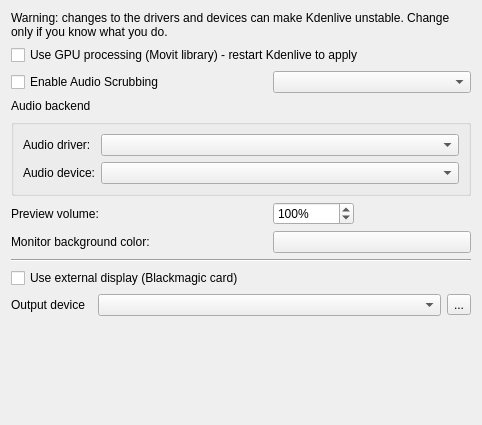
The window that src/ui/configsdl_ui.ui (KDE/kdenlive) describes before a commit, drawn with Qt 5.
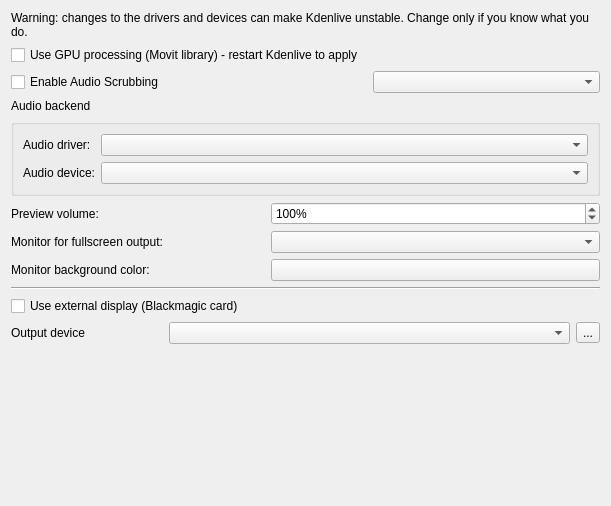
The same window after the commit. Custom widgets are drawn as their Qt base class.

Commit message: Kdenlive display settings: allow to define on which physical monitor the fullscreen monitor view will show up

```diff
--- a/src/ui/configsdl_ui.ui
+++ b/src/ui/configsdl_ui.ui
@@ -6,8 +6,8 @@
    <rect>
     <x>0</x>
     <y>0</y>
-    <width>482</width>
-    <height>425</height>
+    <width>611</width>
+    <height>506</height>
    </rect>
   </property>
   <layout class="QGridLayout" name="gridLayout_2">
@@ -21,27 +21,6 @@
      </property>
     </widget>
    </item>
-   <item row="1" column="0" colspan="6">
-    <widget class="QCheckBox" name="kcfg_gpu_accel">
-     <property name="text">
-      <string>Use GPU processing (Movit library) - restart Kdenlive to apply</string>
-     </property>
-    </widget>
-   </item>
-    <item row="2" column="0" colspan="6">
-     <widget class="QCheckBox" name="kcfg_audio_scrub">
-      <property name="text">
-       <string>Enable Audio Scrubbing</string>
-     </property>
-    </widget>
-   </item>
-   <item row="3" column="0" colspan="2">
-    <widget class="QLabel" name="label_4">
-     <property name="text">
-      <string>Audio backend</string>
-     </property>
-    </widget>
-   </item>
    <item row="4" column="0" colspan="6">
     <widget class="QGroupBox" name="group_sdl">
      <property name="title">
@@ -83,6 +62,47 @@
      </layout>
     </widget>
    </item>
+   <item row="6" column="0">
+    <widget class="QLabel" name="label_6">
+     <property name="text">
+      <string>Monitor for fullscreen output:</string>
+     </property>
+    </widget>
+   </item>
+   <item row="8" column="0" colspan="6">
+    <widget class="Line" name="line">
+     <property name="orientation">
+      <enum>Qt::Horizontal</enum>
+     </property>
+    </widget>
+   </item>
+   <item row="10" column="0">
+    <widget class="QLabel" name="label_5">
+     <property name="text">
+      <string>Output device</string>
+     </property>
+    </widget>
+   </item>
+   <item row="6" column="2" colspan="4">
+    <widget class="QComboBox" name="fullscreen_monitor"/>
+   </item>
+   <item row="3" column="0" colspan="2">
+    <widget class="QLabel" name="label_4">
+     <property name="text">
+      <string>Audio backend</string>
+     </property>
+    </widget>
+   </item>
+   <item row="2" column="3" colspan="3">
+    <widget class="QComboBox" name="kcfg_audio_backend"/>
+   </item>
+   <item row="1" column="0" colspan="6">
+    <widget class="QCheckBox" name="kcfg_gpu_accel">
+     <property name="text">
+      <string>Use GPU processing (Movit library) - restart Kdenlive to apply</string>
+     </property>
+    </widget>
+   </item>
    <item row="5" column="0" colspan="2">
     <widget class="QLabel" name="label_3">
      <property name="text">
@@ -90,7 +110,61 @@
      </property>
     </widget>
    </item>
-   <item row="5" column="3">
+   <item row="10" column="5">
+    <widget class="QToolButton" name="reload_blackmagic">
+     <property name="text">
+      <string>...</string>
+     </property>
+    </widget>
+   </item>
+   <item row="11" column="4">
+    <spacer name="verticalSpacer">
+     <property name="orientation">
+      <enum>Qt::Vertical</enum>
+     </property>
+     <property name="sizeHint" stdset="0">
+      <size>
+       <width>20</width>
+       <height>0</height>
+      </size>
+     </property>
+    </spacer>
+   </item>
+   <item row="2" column="0" colspan="6">
+    <widget class="QCheckBox" name="kcfg_audio_scrub">
+     <property name="text">
+      <string>Enable Audio Scrubbing</string>
+     </property>
+    </widget>
+   </item>
+   <item row="9" column="0" colspan="4">
+    <widget class="QCheckBox" name="kcfg_external_display">
+     <property name="text">
+      <string>Use external display (Blackmagic card)</string>
+     </property>
+    </widget>
+   </item>
+   <item row="7" column="0" colspan="2">
+    <widget class="QLabel" name="label">
+     <property name="text">
+      <string>Monitor background color:</string>
+     </property>
+    </widget>
+   </item>
+   <item row="10" column="1" colspan="4">
+    <widget class="QComboBox" name="kcfg_blackmagic_output_device">
+     <property name="enabled">
+      <bool>true</bool>
+     </property>
+     <property name="sizePolicy">
+      <sizepolicy hsizetype="MinimumExpanding" vsizetype="Fixed">
+       <horstretch>0</horstretch>
+       <verstretch>0</verstretch>
+      </sizepolicy>
+     </property>
+    </widget>
+   </item>
+   <item row="5" column="2" colspan="4">
     <widget class="QSpinBox" name="kcfg_volume">
      <property name="suffix">
       <string>%</string>
@@ -103,16 +177,15 @@
      </property>
     </widget>
    </item>
-   <item row="6" column="0" colspan="3">
-    <widget class="QLabel" name="label">
-     <property name="text">
-      <string>Monitor background color:</string>
-     </property>
-    </widget>
-   </item>
-   <item row="6" column="3" colspan="3">
+   <item row="7" column="2" colspan="4">
     <widget class="KColorButton" name="kcfg_window_background">
-     <property name="defaultColor" stdset="0">
+     <property name="sizePolicy">
+      <sizepolicy hsizetype="Preferred" vsizetype="Fixed">
+       <horstretch>0</horstretch>
+       <verstretch>0</verstretch>
+      </sizepolicy>
+     </property>
+     <property name="defaultColor">
       <color>
        <red>180</red>
        <green>180</green>
@@ -121,63 +194,6 @@
      </property>
     </widget>
    </item>
-   <item row="7" column="0" colspan="6">
-    <widget class="Line" name="line">
-     <property name="orientation">
-      <enum>Qt::Horizontal</enum>
-     </property>
-    </widget>
-   </item>
-   <item row="8" column="0" colspan="4">
-    <widget class="QCheckBox" name="kcfg_external_display">
-     <property name="text">
-      <string>Use external display (Blackmagic card)</string>
-     </property>
-    </widget>
-   </item>
-   <item row="9" column="0">
-    <widget class="QLabel" name="label_5">
-     <property name="text">
-      <string>Output device</string>
-     </property>
-    </widget>
-   </item>
-   <item row="9" column="1" colspan="4">
-    <widget class="QComboBox" name="kcfg_blackmagic_output_device">
-     <property name="enabled">
-      <bool>true</bool>
-     </property>
-     <property name="sizePolicy">
-      <sizepolicy hsizetype="MinimumExpanding" vsizetype="Fixed">
-       <horstretch>0</horstretch>
-       <verstretch>0</verstretch>
-      </sizepolicy>
-     </property>
-    </widget>
-   </item>
-   <item row="9" column="5">
-    <widget class="QToolButton" name="reload_blackmagic">
-     <property name="text">
-      <string>...</string>
-     </property>
-    </widget>
-   </item>
-   <item row="10" column="4">
-    <spacer name="verticalSpacer">
-     <property name="orientation">
-      <enum>Qt::Vertical</enum>
-     </property>
-     <property name="sizeHint" stdset="0">
-      <size>
-       <width>20</width>
-       <height>0</height>
-      </size>
-     </property>
-    </spacer>
-   </item>
-   <item row="2" column="3" colspan="3">
-    <widget class="QComboBox" name="kcfg_audio_backend"/>
-   </item>
   </layout>
  </widget>
  <customwidgets>
```
The commit also changes 4 other files.
